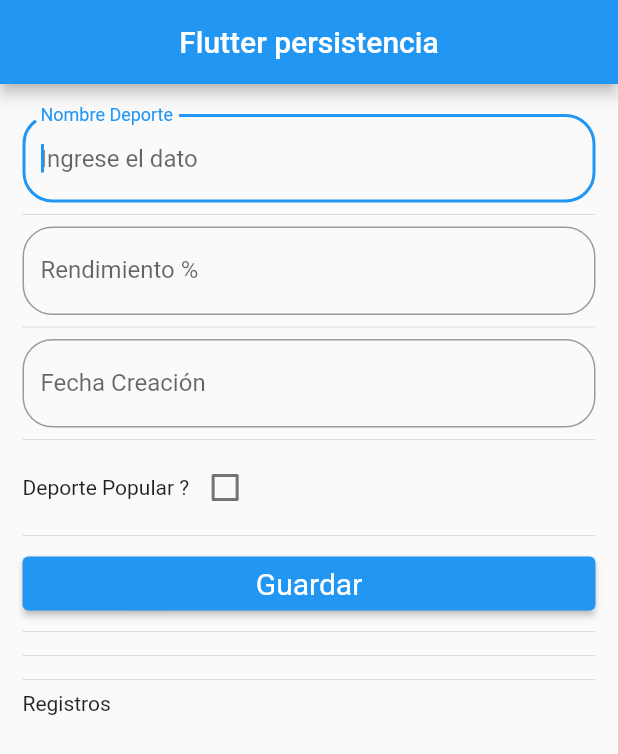
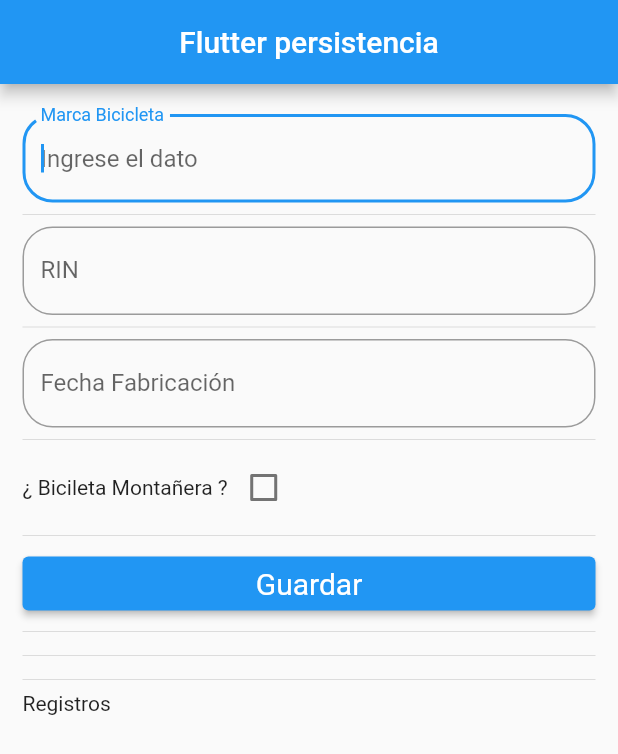
Before and after one commit to dflasso/flutter_sqlite, a Flutter app: the screen it shows after launch, on a phone screen of 412 x 824 dp. Shown: the top 754 px of the screen. Run offline on Flutter 3.47's test engine with Material 2 defaults, Android fonts, the light colour scheme and no system bars; our stand-ins replace sqflite; accounts and stored records are empty.

Commit message:
change topic bikes

```diff
--- a/lib/src/pages/home_page.dart
+++ b/lib/src/pages/home_page.dart
@@ -42,7 +42,7 @@
       textCapitalization: TextCapitalization.sentences,
       decoration: InputDecoration(
         hintText: 'Ingrese el dato',
-        labelText: 'Nombre Deporte',
+        labelText: 'Marca Bicicleta',
         border: OutlineInputBorder(borderRadius: BorderRadius.circular(20.0)),
       ),
       onChanged: (value) {
@@ -57,7 +57,7 @@
       keyboardType: TextInputType.number,
       decoration: InputDecoration(
         hintText: 'Ingrese el dato',
-        labelText: 'Rendimiento %',
+        labelText: 'RIN',
         border: OutlineInputBorder(borderRadius: BorderRadius.circular(20.0)),
       ),
       onChanged: (value) {
@@ -72,7 +72,7 @@
       controller: _inputFieldDateController,
       decoration: InputDecoration(
         hintText: 'Ingrese la fecha',
-        labelText: 'Fecha Creación ',
+        labelText: 'Fecha Fabricación ',
         border: OutlineInputBorder(borderRadius: BorderRadius.circular(20.0)),
       ),
       onTap: () {
@@ -125,7 +125,7 @@
   Widget _CheckBoxCustom() {
     return Row(
       children: <Widget>[
-        const Text('Deporte Popular ?'),
+        const Text('¿ Bicileta Montañera ?'),
         Checkbox(
             value: isChecked,
             onChanged: (bool? value) {
```
